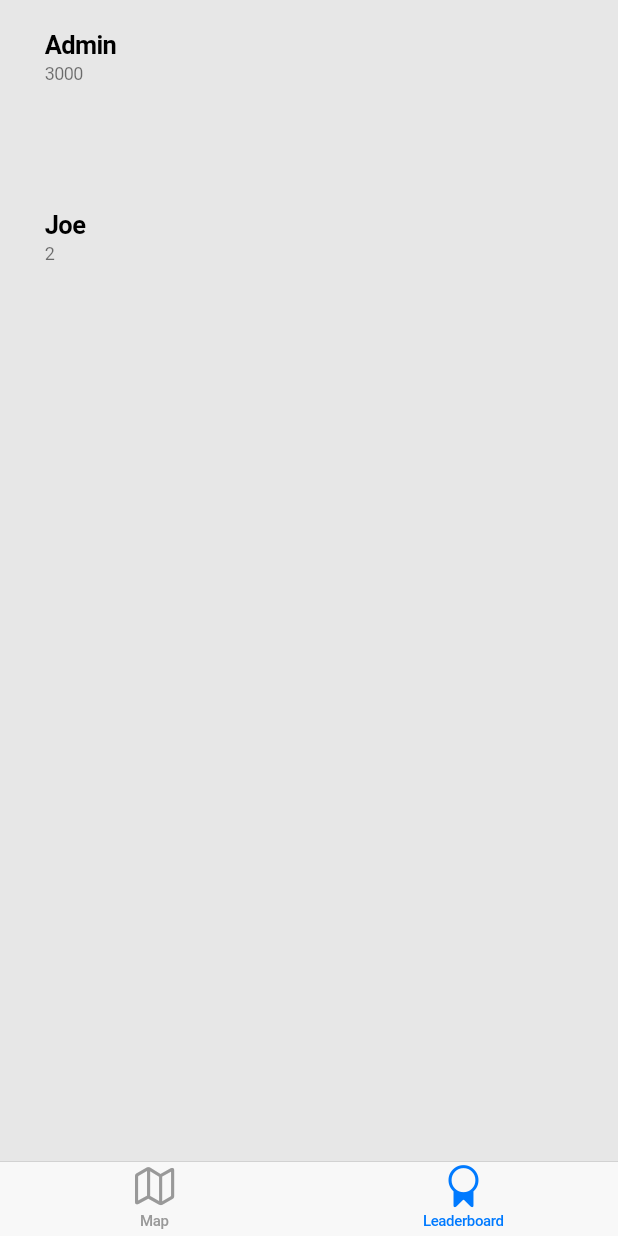
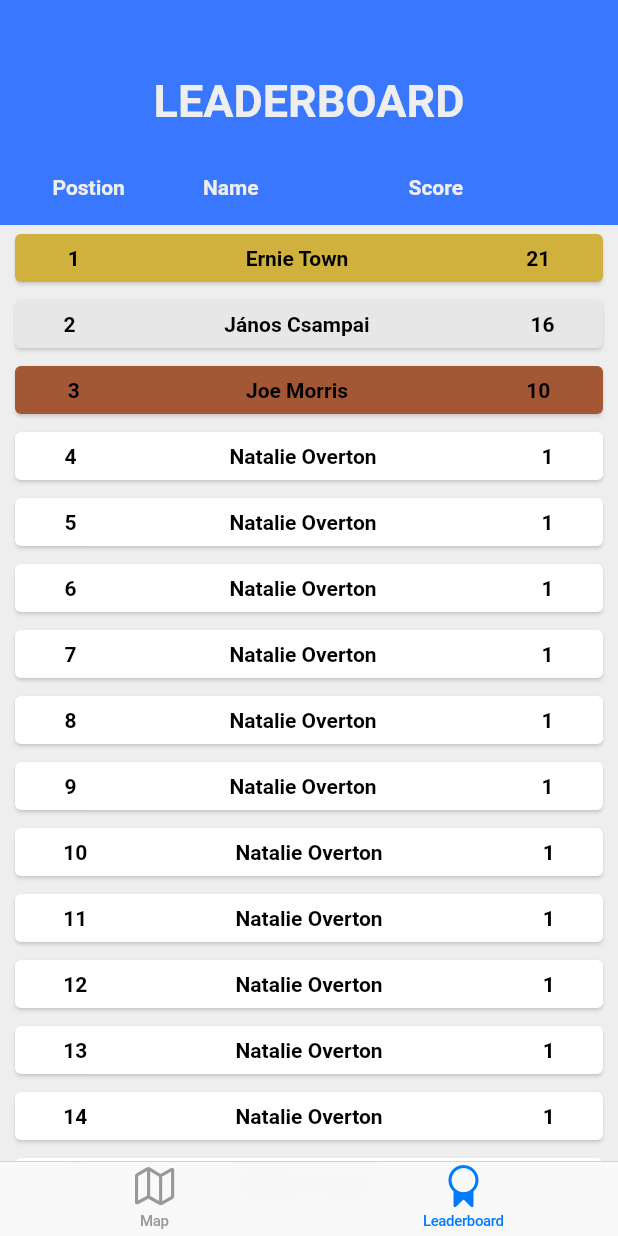
Before and after one commit to saechben/hackatum2022, a Flutter app: the screen it shows after launch, after a tap on "Leaderboard", on a phone screen of 412 x 824 dp. Run offline on Flutter 3.47's test engine with Material 2 defaults, Android fonts, the phone set to English and light mode, and no system bars; our stand-ins replace camera, geolocator, get, styled_widget; missing offline and left inert: flutter_osm_plugin; network calls fail; statements that could not run were skipped.

Commit message:
improve design

```diff
--- a/lib/camera.dart
+++ b/lib/camera.dart
@@ -49,7 +49,7 @@ class TakePictureScreenState extends State<TakePictureScreen> {
   @override
   Widget build(BuildContext context) {
     return Scaffold(
-      appBar: AppBar(title: const Text('Take a picture')),
+      appBar: AppBar(title: const Text('Find the Issue!', style: TextStyle(color: Color.fromARGB(255, 35, 35, 35))), backgroundColor: Color.fromARGB(255, 229, 229, 229),),
       // You must wait until the controller is initialized before displaying the
       // camera preview. Use a FutureBuilder to display a loading spinner until the
       // controller has finished initializing.
--- a/lib/leaderboard.dart
+++ b/lib/leaderboard.dart
@@ -101,12 +101,12 @@ class Leaderboard extends StatelessWidget {
       padding: const EdgeInsets.all(10.0),
       children: <Widget>[
         CustomListItemTwo(
-          username: 'Admin',
-          issuesSolved: 3000,
+          username: 'Earnie',
+          issuesSolved: 21,
         ),
         CustomListItemTwo(
-          username: 'Joe',
-          issuesSolved: 2,
+          username: 'János',
+          issuesSolved: 16,
         ),
       ],
     );
--- /dev/null
+++ b/lib/leaderboardTest.dart
@@ -0,0 +1,343 @@
+import 'dart:math';
+
+import 'package:flutter/cupertino.dart';
+import 'package:flutter/material.dart';
+import 'package:flutter/widgets.dart';
+
+void main() => runApp(MaterialApp(home: LeaderBoardNew()));
+
+const Color avtar_backGround = Color(0xff3977ff);
+const Color avtar_backGround1 = Color(0xff3977ff);
+const Color prof_Card = Color(0xff3977ff);
+const Color grade1 = Color(0xff3977ff);
+const Color grade2 = Color(0xff3977ff);
+const Color cool = Color(0xff3977ff);
+const clickedColor = Color(0xff3977ff);
+const unclickedColor = Color(0xff3977ff);
+Color probtn = Color(0xff3977ff);
+Color leadbtn = Color(0xff3977ff);
+Color gold = Color(0xFFD0B13E);
+Color silver = Color(0xFFE7E7E7);
+Color bronze = Color(0xFFA45735);
+
+//Color list_item = Colors.grey[200];
+
+class LeaderBoardNew extends StatefulWidget {
+  @override
+  State<StatefulWidget> createState() => _MyAppState();
+}
+
+class _MyAppState extends State<LeaderBoardNew> {
+  List<String> names = [
+    "Regina Ali",
+    "Keith Austin",
+    "Sharon Ball",
+    "Claire Bedford",
+    "Robert Brown",
+    "Emma Burditt",
+    "Harry Campion",
+    "Samantha Cawley",
+    "Tony Cheng",
+    "Christopher Cox",
+    "Alan Davies",
+    "Elaine Dean",
+    "Earnest Dean",
+    "James Dolan",
+    "Patricia Green",
+"Ben Holden",
+"Peter Kendall",
+"Jonathan King",
+"Christian Lawrence",
+"Paul Lawther",
+"Jeremy Lewis",
+"Josephine Lowe",
+"William MacKay",
+"Iain McArthur",
+"Stewart McDonald",
+"Carlton McLeod",
+"Jayne Morris",
+"Bernadette Nolan",
+"Natalie Overton",
+"Doreen Palmer",
+"David Peach",
+"Alistair Pike",
+"Donald Ross",
+"Julia Sargeant",
+"Ian Scott",
+"Imran Shakir",
+"Paul Simpson",
+"Benjamin Spark",
+"John Sutcliffe",
+"Peter Taylor",
+"Michael Toon",
+"Marcia Wakeham",
+"Michael Whitchurch",
+"David White",
+"Anna Williams",
+"Lorraine Williams",
+"Anna Wood",
+"Randall Wooster",
+"Rachel Wynn"
+  ];
+  List<String> litems = [
+    "1",
+    "2",
+    "3",
+    "4",
+    "1",
+    "2",
+    "3",
+    "4",
+    "1",
+    "2",
+    "3",
+    "4",
+    "1",
+    "2",
+    "3",
+    "4",
+    "1",
+    "2",
+    "3",
+    "4",
+    "1",
+    "2",
+    "3",
+    "4",
+    "1",
+    "2",
+    "3",
+    "4",
+    "1",
+    "2",
+    "3",
+    "4"
+  ];  @override
+  Widget build(BuildContext context) {
+
+
+    return MaterialApp(
+      home: Scaffold(
+        body: CustomScrollView(
+          slivers: <Widget>[
+            SliverAppBar(
+              backgroundColor: probtn,
+              pinned: true,
+              snap: false,
+              floating: false,
+              expandedHeight: 150.0,
+              bottom: PreferredSize(
+                preferredSize: Size.fromHeight(4.0),
+                child: Container(
+                  color: avtar_backGround1,
+                  height: 50,
+                  child: Container(
+                    child: Row(
+
+                      children: [
+                        SizedBox(width: 35),
+                        Text("Postion",
+                            style: TextStyle(
+                                color: Colors.grey[200],
+                                fontWeight: FontWeight.bold)),
+                        SizedBox(width: 52),
+
+                        Text(
+                          "Name",
+                          style:
+                          TextStyle(
+                              color: Colors.grey[200],
+                              fontWeight: FontWeight.bold),
+                        ),
+                        SizedBox(width: 100),
+
+                        Text(
+                          "Score",
+                          style: TextStyle(
+                              color: Colors.grey[200],
+                              fontWeight: FontWeight.bold),
+                        )
+                      ],
+                    ),),),),
+              flexibleSpace: FlexibleSpaceBar(
+                background: Container(
+                  decoration: BoxDecoration(
+                      gradient: LinearGradient(
+                          begin: Alignment.topLeft,
+                          end: Alignment.bottomRight,
+                          colors: <Color>[leadbtn.withOpacity(0.5), cool])),
+                  child: Column(
+                    children: [
+                      Padding(
+                        padding: const EdgeInsets.only(top: 50.0),
+                        child: Text(
+                          "LEADERBOARD",
+                          style: TextStyle(
+                              fontSize: 30,
+                              color: Colors.grey[200],
+                              fontWeight: FontWeight.bold),
+                        ),
+                      ),
+                    ],
+                  ),
+                ),
+              ),
+              elevation: 9.0,
+            ),
+SliverList(
+    delegate: SliverChildBuilderDelegate(
+  (BuildContext context,int index)=>buildList(context,index),
+      childCount: litems.length,
+))
+          ],
+        ),
+      ),
+    );
+
+  }
+  Widget buildList(BuildContext txt, int index) {
+    int ind = index + 1;
+    final pos = litems[index];
+    final name = names[index];
+
+    Widget listItem;
+
+    if (ind == 1) {
+      listItem = Card(
+        margin: new EdgeInsets.symmetric(horizontal: 10.0, vertical: 6.0),
+        shadowColor: Colors.grey[200],
+        color: gold,
+        child: Container(
+          padding: EdgeInsets.all(8.0),
+          child: Row(
+            mainAxisAlignment: MainAxisAlignment.spaceAround,
+            children: [
+              Text(pos,
+                  style: TextStyle(
+                      color: Colors.black,
+                      fontWeight: FontWeight.bold)),
+                      SizedBox(width:  2),
+               Text(
+                "Ernie Town",
+                style: TextStyle(
+                    color: Colors.black,
+                    fontWeight: FontWeight.bold),
+              ),
+             SizedBox(width:  10),
+              Text(
+                "21",
+                style: TextStyle(
+                    color: Colors.black,
+                    fontWeight: FontWeight.bold),
+              )
+            ],
+          ),
+        ),
+      );
+    } else if (ind == 2) {
+      listItem = Card(
+        margin: new EdgeInsets.symmetric(horizontal: 10.0, vertical: 6.0),
+        shadowColor: Colors.grey[200],
+        color: silver,
+        child: Container(
+          padding: EdgeInsets.all(8.0),
+          child: Row(
+            mainAxisAlignment: MainAxisAlignment.spaceAround,
+            children: [
+              Text(pos,
+                  style: TextStyle(
+                      color: Colors.black,
+                      fontWeight: FontWeight.bold)),
+                      SizedBox(width:  2),
+              Text(
+                "János Csampai",
+                style: TextStyle(
+                    color: Colors.black,
+                    fontWeight: FontWeight.bold),
+              ),
+SizedBox(width:  10),
+              Text(
+                "16",
+                style: TextStyle(
+                    color: Colors.black,
+                    fontWeight: FontWeight.bold),
+              )
+            ],
+          ),
+        ),
+      );
+    } else if (ind == 3) {
+      listItem = Card(
+        shadowColor: Colors.grey[200],
+        margin: new EdgeInsets.symmetric(horizontal: 10.0, vertical: 6.0),
+        color: bronze,
+        child: Container(
+          padding: EdgeInsets.all(8.0),
+          child: Row(
+            mainAxisAlignment: MainAxisAlignment.spaceAround,
+            children: [
+              Text(pos,
+                  style: TextStyle(
+                      color: Colors.black,
+                      fontWeight: FontWeight.bold)),
+                      SizedBox(width:  2),
+              Text(
+                "Joe Morris",
+                style: TextStyle(
+                    color: Colors.black,
+                    fontWeight: FontWeight.bold),
+              ),SizedBox(width:  10),
+              Text(
+                "10",
+                style: TextStyle(
+                    color: Colors.black,
+                    fontWeight: FontWeight.bold),
+              )
+            ],
+          ),
+        ),
+      );
+    } else {
+      listItem = Card(
+        margin: new EdgeInsets.symmetric(horizontal: 10.0, vertical: 6.0),
+        shadowColor: Colors.grey[200],
+        color: Colors.white,
+        child: Container(
+          padding: EdgeInsets.all(8.0),
+          child: Row(
+            mainAxisAlignment: MainAxisAlignment.spaceAround,
+            children: [
+              Text(ind.toString(),
+                  style: TextStyle(
+                      color: Colors.black,
+                      fontWeight: FontWeight.bold)),
+                      SizedBox(width:  2),
+              Text(
+                names[Random().nextInt(names.length - 1)],
+                style: TextStyle(
+                    color: Colors.black,
+                    fontWeight: FontWeight.bold),
+              ),SizedBox(width:  10),
+              Text(
+                "1",
+                style: TextStyle(
+                    color: Colors.black,
+                    fontWeight: FontWeight.bold),
+              )
+            ],
+          ),
+        ),
+      );
+    }
+
+    return Stack(
+      children: [
+        Container(
+          color: Colors.grey[200],
+          child: listItem,
+        ),
+      ],
+    );
+  }
+
+}
--- a/lib/main.dart
+++ b/lib/main.dart
@@ -5,7 +5,7 @@ import 'package:flutter/cupertino.dart';
 import 'package:flutter/material.dart';
 import 'camera.dart';
 import 'map.dart';
-import 'leaderboard.dart';
+import 'leaderboardTest.dart';
 
 
 void main() {
@@ -45,9 +45,8 @@ class CupertinoTabBarExample extends StatelessWidget {
       tabBuilder: (BuildContext context, int index) {
         return CupertinoTabView(
           builder: (BuildContext context) {
-            return Center(
-              child: showPage(index)
-            );
+            return showPage(index);
+
           },
         );
       },
@@ -59,7 +58,7 @@ class CupertinoTabBarExample extends StatelessWidget {
       case 0:
         return MyApp();
       case 1:
-        return const Leaderboard();
+        return LeaderBoardNew();
      }
   }
 }
--- a/lib/map.dart
+++ b/lib/map.dart
@@ -8,6 +8,8 @@ import 'package:geolocator/geolocator.dart';
 import 'package:flutter_osm_plugin/flutter_osm_plugin.dart';
 import 'package:get/get.dart';
 import 'camera.dart';
+import 'usercard.dart';
+import 'package:flutter/cupertino.dart';
 
 // fetch from localhost and creat PointOfInterest from response.body
 Future<List<PointOfInterest>> fetchPointOfInterest()async{
@@ -96,6 +98,29 @@ class _MyHomePageState extends State<MyHomePage> {
       return time;
     }
 
+
+  void _showAlertDialog(BuildContext context, String highway) {
+    showCupertinoModalPopup<void>(
+      context: context,
+      builder: (BuildContext context) => CupertinoAlertDialog(
+        title: const Text("Solved Issue"),
+        content: Text("Oh, this must be a ${highway}! Click 'Okay' to continue fixing your neighbourhood."),
+        actions: <CupertinoDialogAction>[
+          CupertinoDialogAction(
+            /// This parameter indicates this action is the default,
+            /// and turns the action's text to bold text.
+            isDefaultAction: true,
+            onPressed: () {
+              // incrementSolved();
+              Navigator.pop(context);
+            },
+            child: const Text('Okay'),
+          )
+        ],
+      ),
+    );
+  }
+
   @override
   initState() {
     // super.initState();
@@ -110,17 +135,21 @@ class _MyHomePageState extends State<MyHomePage> {
         markerIcon: pointOfInterest.userID != null ?
         (const MarkerIcon(
            iconWidget: CircleAvatar(
-              radius: 30,
-              backgroundImage: AssetImage("assets/images/thumb-1920-1069102.jpg"),
+              radius: 44,
+              backgroundColor: Color.fromARGB(247, 239, 239, 239),
+              child: CircleAvatar(
+                radius: 30,
+                backgroundImage: AssetImage("assets/images/thumb-1920-1069102.jpg"),
+              ),
             )
         ))
         :
         (const MarkerIcon(
-          icon: Icon(
-            Icons.construction,
-            color: Color.fromARGB(255, 191, 32, 21),
-            size: 66,
-          ),
+          iconWidget: CircleAvatar(
+              radius: 36,
+              backgroundColor: Color.fromARGB(247, 173, 47, 47),
+              child: Icon(Icons.fmd_bad_outlined , size: 66, color: Color.fromARGB(255, 255, 255, 255),),
+          )
         )));
       }
     });
@@ -157,12 +186,15 @@ void helper(geoPoint) async {
     (unused) => {
       mapController.addMarker(geoPoint,markerIcon:const MarkerIcon(
            iconWidget: CircleAvatar(
-              radius: 30,
-              backgroundImage: AssetImage("assets/images/thumb-1920-1069102.jpg"),
+              radius: 44,
+              backgroundColor: Color.fromARGB(247, 239, 239, 239),
+              child: Icon(Icons.account_circle, size: 66, color: Color.fromARGB(255, 0, 0, 0),),
             )
         ))
     }
   );
+
+
 
   // String email="admin@mail.com";
   // String password="admin12345";
@@ -177,7 +209,7 @@ void helper(geoPoint) async {
     body: jsonEncode(patchData),
   );}
 
-  createAlbum().then((resp) => {print(resp.body)});
+  createAlbum().then((resp) => {_showAlertDialog(context, tagName)});
 
 }
 
@@ -185,6 +217,7 @@ void helper(geoPoint) async {
   Widget build(BuildContext context) {
     return Stack(
           children: <Widget>[
+
             OSMFlutter(
               controller: mapController,
               trackMyPosition: true,
@@ -210,7 +243,7 @@ void helper(geoPoint) async {
                         icon: Icon(
                           Icons.person,
                           size: 80,
-                          color: Colors.brown,
+                          color: Color.fromARGB(255, 47, 13, 168),
                         ),
                       ),
                       roadColor: Colors.yellowAccent,
@@ -231,13 +264,18 @@ void helper(geoPoint) async {
                   Geolocator.getCurrentPosition().then((position) => {
                     distance2point(geoPoint, GeoPoint(latitude: position.latitude, longitude: position.longitude)).then((distance) => {
                       // print(distance),
-                      if(distance < 100){
+                      if(distance < 1000000){
                         helper(geoPoint)
                       }
                     })
                   });
                 },
-          )
+          ),
+          Positioned(
+            bottom: 60,
+            left: 10,
+            width: 340,
+            child:UserCard(), )
           ],
     );
   }
--- /dev/null
+++ b/lib/resultPopup.dart
@@ -0,0 +1,32 @@
+import 'package:flutter/cupertino.dart';
+
+void _showAlertDialog(BuildContext context) {
+  showCupertinoModalPopup<void>(
+    context: context,
+    builder: (BuildContext context) => CupertinoAlertDialog(
+      title: const Text('Alert'),
+      content: const Text('Proceed with destructive action?'),
+      actions: <CupertinoDialogAction>[
+        CupertinoDialogAction(
+          /// This parameter indicates this action is the default,
+          /// and turns the action's text to bold text.
+          isDefaultAction: true,
+          onPressed: () {
+            Navigator.pop(context);
+          },
+          child: const Text('No'),
+        ),
+        CupertinoDialogAction(
+          /// This parameter indicates the action would perform
+          /// a destructive action such as deletion, and turns
+          /// the action's text color to red.
+          isDestructiveAction: true,
+          onPressed: () {
+            Navigator.pop(context);
+          },
+          child: const Text('Yes'),
+        ),
+      ],
+    ),
+  );
+}
--- /dev/null
+++ b/lib/usercard.dart
@@ -0,0 +1,73 @@
+import 'package:styled_widget/styled_widget.dart';
+import 'dart:io';
+import 'dart:async';
+import 'dart:convert';
+import 'package:camera/camera.dart';
+import 'package:flutter/material.dart';
+import 'package:http/http.dart' as http;
+import 'package:geolocator/geolocator.dart';
+import 'package:flutter_osm_plugin/flutter_osm_plugin.dart';
+import 'package:get/get.dart';
+import 'camera.dart';
+
+class UserCard extends StatelessWidget {
+  Widget _buildUserRow() {
+    return <Widget>[
+      Icon(Icons.account_circle)
+          .decorated(
+            color: Colors.white,
+            borderRadius: BorderRadius.circular(30),
+          )
+          .constrained(height: 50, width: 50)
+          .padding(right: 10),
+      <Widget>[
+        const Text(
+          'János Csampai',
+          style: TextStyle(
+            color: Colors.white,
+            fontSize: 18,
+            fontWeight: FontWeight.bold,
+          ),
+        ).padding(bottom: 5),
+        Text(
+          '#2 in Schwabing-Freimann',
+          style: TextStyle(
+            color: Colors.white.withOpacity(0.6),
+            fontSize: 12,
+          ),
+        ),
+      ].toColumn(crossAxisAlignment: CrossAxisAlignment.start),
+    ].toRow();
+  }
+
+  Widget _buildUserStats() {
+    return <Widget>[
+      // _buildUserStatsItem('21', 'Solved'),
+      _buildUserStatsItem('2', 'Cities captured'),
+      _buildUserStatsItem('#5', 'Ranking'),
+    ]
+        .toRow(mainAxisAlignment: MainAxisAlignment.spaceAround)
+        .padding(vertical: 10);
+  }
+
+  Widget _buildUserStatsItem(String value, String text) => <Widget>[
+        Text(value).fontSize(20).textColor(Colors.white).padding(bottom: 5),
+        Text(text).textColor(Colors.white.withOpacity(0.6)).fontSize(12),
+      ].toColumn();
+
+  @override
+  Widget build(BuildContext context) {
+    return <Widget>[_buildUserRow(), _buildUserStats()]
+        .toColumn(mainAxisAlignment: MainAxisAlignment.spaceAround)
+        .padding(horizontal: 20, vertical: 10)
+        .decorated(
+            color: Color(0xff3977ff), borderRadius: BorderRadius.circular(20))
+        .elevation(
+          5,
+          shadowColor: Color(0xff3977ff),
+          borderRadius: BorderRadius.circular(20),
+        )
+        .height(175)
+        .alignment(Alignment.center);
+  }
+}
--- a/pubspec.yaml
+++ b/pubspec.yaml
@@ -42,6 +42,7 @@ dependencies:
   geolocator: ^9.0.2
   camera:
   get: ^4.6.5
+  styled_widget: ^0.4.1
 
 dev_dependencies:
   flutter_test:
```
Also changed, not shown: assets/images/thumb-1920-1069102.jpg, pubspec.lock, 1 other file.
